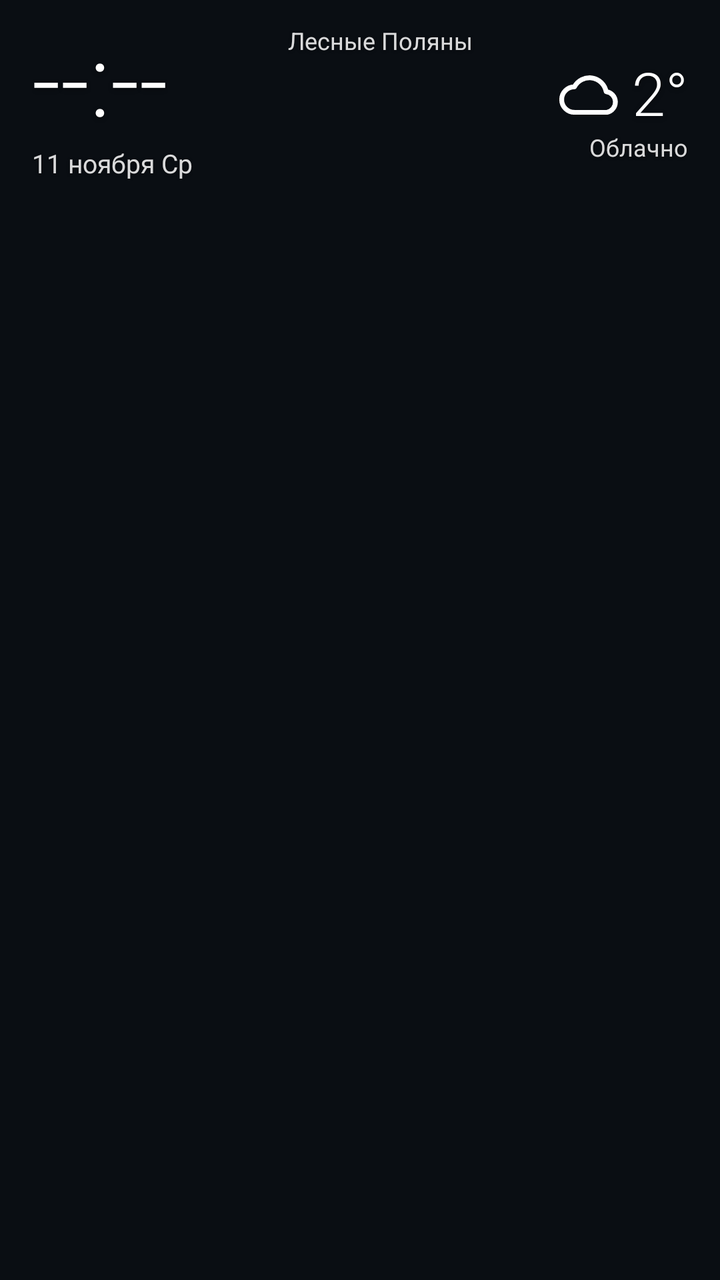
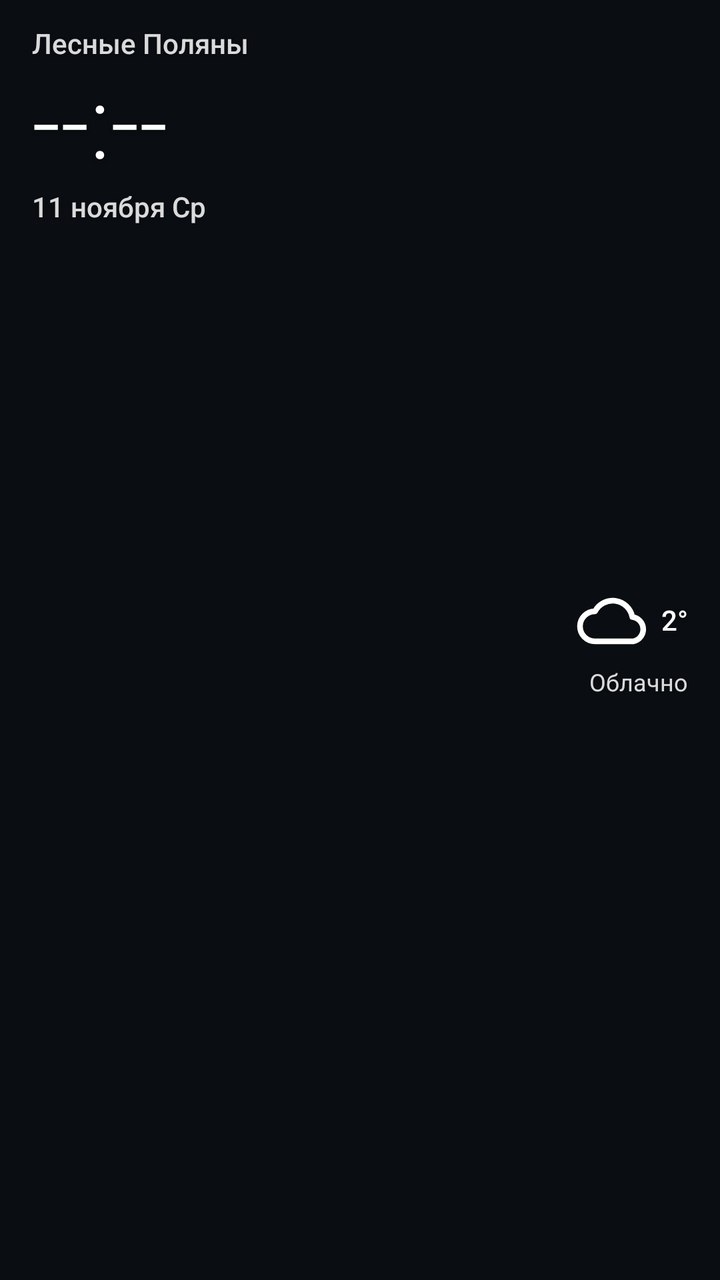

An Android layout rendered at two revisions. The XML below is the earlier revision; the diff shows what the commit changed to produce the second picture.
<!-- AndroidManifest.xml: application theme Theme.NetMon -->
<!-- res/layout/widget_clock.xml -->
<?xml version="1.0" encoding="utf-8"?>
<RelativeLayout xmlns:android="http://schemas.android.com/apk/res/android"
    android:id="@+id/widget_root"
    android:layout_width="match_parent"
    android:layout_height="match_parent"
    android:paddingHorizontal="16dp"
    android:paddingVertical="12dp">

    <TextView
        android:id="@+id/widget_time"
        android:layout_width="wrap_content"
        android:layout_height="wrap_content"
        android:layout_alignParentStart="true"
        android:layout_alignParentTop="true"
        android:fontFamily="sans-serif-light"
        android:includeFontPadding="false"
        android:shadowColor="#66000000"
        android:shadowDx="0"
        android:shadowDy="2"
        android:shadowRadius="6"
        android:text="--:--"
        android:textColor="#FFFFFFFF"
        android:textSize="50sp" />

    <TextView
        android:id="@+id/widget_date"
        android:layout_width="wrap_content"
        android:layout_height="wrap_content"
        android:layout_alignParentStart="true"
        android:layout_below="@id/widget_time"
        android:layout_marginTop="2dp"
        android:fontFamily="sans-serif"
        android:shadowColor="#66000000"
        android:shadowDx="0"
        android:shadowDy="1"
        android:shadowRadius="4"
        android:text="11 ноября Ср"
        android:textColor="#D9FFFFFF"
        android:textSize="13sp" />

    <LinearLayout
        android:id="@+id/widget_weather"
        android:layout_width="wrap_content"
        android:layout_height="wrap_content"
        android:layout_alignParentEnd="true"
        android:layout_alignParentTop="true"
        android:gravity="end"
        android:orientation="vertical">

        <TextView
            android:id="@+id/widget_city"
            android:layout_width="200dp"
            android:layout_height="wrap_content"
            android:fontFamily="sans-serif"
            android:maxLines="2"
            android:shadowColor="#66000000"
            android:shadowDx="0"
            android:shadowDy="1"
            android:shadowRadius="4"
            android:text="Лесные Поляны"
            android:textColor="#D9FFFFFF"
            android:textSize="12sp" />

        <LinearLayout
            android:layout_width="wrap_content"
            android:layout_height="wrap_content"
            android:layout_gravity="end"
            android:layout_marginTop="2dp"
            android:gravity="center_vertical"
            android:orientation="horizontal">

            <ImageView
                android:id="@+id/widget_weather_icon"
                android:layout_width="34dp"
                android:layout_height="34dp"
                android:contentDescription="@string/widget_clock_desc"
                android:src="@drawable/ic_weather_cloud" />

            <TextView
                android:id="@+id/widget_temp"
                android:layout_width="wrap_content"
                android:layout_height="wrap_content"
                android:layout_marginStart="4dp"
                android:fontFamily="sans-serif-light"
                android:includeFontPadding="false"
                android:shadowColor="#66000000"
                android:shadowDx="0"
                android:shadowDy="2"
                android:shadowRadius="6"
                android:text="2°"
                android:textColor="#FFFFFFFF"
                android:textSize="30sp" />
        </LinearLayout>

        <TextView
            android:id="@+id/widget_condition"
            android:layout_width="wrap_content"
            android:layout_height="wrap_content"
            android:layout_gravity="end"
            android:fontFamily="sans-serif"
            android:shadowColor="#66000000"
            android:shadowDx="0"
            android:shadowDy="1"
            android:shadowRadius="4"
            android:text="Облачно"
            android:textColor="#D9FFFFFF"
            android:textSize="12sp" />
    </LinearLayout>
</RelativeLayout>
<!-- resources referenced by this layout -->
<resources>
  <!-- drawable ic_weather_cloud (drawable) -->
  <?xml version="1.0" encoding="utf-8"?>
  <vector xmlns:android="http://schemas.android.com/apk/res/android"
      android:width="24dp" android:height="24dp"
      android:viewportWidth="24" android:viewportHeight="24">
      <path android:fillColor="@android:color/transparent"
          android:strokeColor="#ffffffff" android:strokeWidth="1.7"
          android:strokeLineCap="round" android:strokeLineJoin="round"
          android:pathData="M6.5,18A4.5,4.5 0 0 1 6.5 9a6,6 0 0 1 11.2,1.7A3.7,3.7 0 0 1 18,18z" />
  </vector>
  <string name="widget_clock_desc">Часы и погода; цвет времени — статус сети</string>
  <style name="Theme.NetMon" parent="android:Theme.Material.NoActionBar">
          <item name="android:windowBackground">#0a0e13</item>
          <item name="android:statusBarColor">#0a0e13</item>
          <item name="android:navigationBarColor">#0a0e13</item>
          <item name="android:colorAccent">#2ea6e0</item>
          <item name="android:windowLightStatusBar">false</item>
      </style>
</resources>

<!-- the commit's change to res/layout/widget_clock.xml (unified diff, before → after) -->
@@ -7,11 +7,29 @@
     android:paddingVertical="12dp">
 
     <TextView
+        android:id="@+id/widget_city"
+        android:layout_width="200dp"
+        android:layout_height="wrap_content"
+        android:layout_alignParentStart="true"
+        android:layout_alignParentTop="true"
+        android:fontFamily="sans-serif"
+        android:maxLines="2"
+        android:shadowColor="#66000000"
+        android:shadowDx="0"
+        android:shadowDy="1"
+        android:shadowRadius="4"
+        android:text="Лесные Поляны"
+        android:textColor="#D9FFFFFF"
+        android:textFontWeight="500"
+        android:textSize="14dp" />
+
+    <TextView
         android:id="@+id/widget_time"
         android:layout_width="wrap_content"
         android:layout_height="wrap_content"
         android:layout_alignParentStart="true"
-        android:layout_alignParentTop="true"
+        android:layout_below="@id/widget_city"
+        android:layout_marginTop="2dp"
         android:fontFamily="sans-serif-light"
         android:includeFontPadding="false"
         android:shadowColor="#66000000"
@@ -20,7 +38,7 @@
         android:shadowRadius="6"
         android:text="--:--"
         android:textColor="#FFFFFFFF"
-        android:textSize="50sp" />
+        android:textSize="50dp" />
 
     <TextView
         android:id="@+id/widget_date"
@@ -36,43 +54,29 @@
         android:shadowRadius="4"
         android:text="11 ноября Ср"
         android:textColor="#D9FFFFFF"
-        android:textSize="13sp" />
+        android:textFontWeight="500"
+        android:textSize="14dp" />
 
     <LinearLayout
         android:id="@+id/widget_weather"
         android:layout_width="wrap_content"
         android:layout_height="wrap_content"
         android:layout_alignParentEnd="true"
-        android:layout_alignParentTop="true"
+        android:layout_centerVertical="true"
         android:gravity="end"
         android:orientation="vertical">
-
-        <TextView
-            android:id="@+id/widget_city"
-            android:layout_width="200dp"
-            android:layout_height="wrap_content"
-            android:fontFamily="sans-serif"
-            android:maxLines="2"
-            android:shadowColor="#66000000"
-            android:shadowDx="0"
-            android:shadowDy="1"
-            android:shadowRadius="4"
-            android:text="Лесные Поляны"
-            android:textColor="#D9FFFFFF"
-            android:textSize="12sp" />
 
         <LinearLayout
             android:layout_width="wrap_content"
             android:layout_height="wrap_content"
             android:layout_gravity="end"
-            android:layout_marginTop="2dp"
             android:gravity="center_vertical"
             android:orientation="horizontal">
 
             <ImageView
                 android:id="@+id/widget_weather_icon"
-                android:layout_width="34dp"
-                android:layout_height="34dp"
+                android:layout_width="40dp"
+                android:layout_height="40dp"
                 android:contentDescription="@string/widget_clock_desc"
                 android:src="@drawable/ic_weather_cloud" />
 
@@ -89,7 +93,8 @@
                 android:shadowRadius="6"
                 android:text="2°"
                 android:textColor="#FFFFFFFF"
-                android:textSize="30sp" />
+                android:textFontWeight="500"
+                android:textSize="14dp" />
         </LinearLayout>
 
         <TextView
@@ -97,6 +102,7 @@
             android:layout_width="wrap_content"
             android:layout_height="wrap_content"
             android:layout_gravity="end"
+            android:layout_marginTop="2dp"
             android:fontFamily="sans-serif"
             android:shadowColor="#66000000"
             android:shadowDx="0"
@@ -104,6 +110,6 @@
             android:shadowRadius="4"
             android:text="Облачно"
             android:textColor="#D9FFFFFF"
-            android:textSize="12sp" />
+            android:textSize="12dp" />
     </LinearLayout>
 </RelativeLayout>
